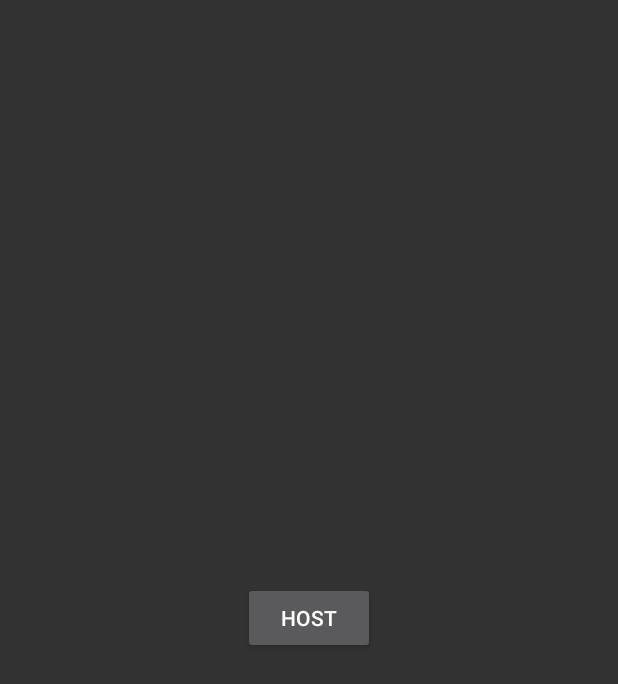
After one commit to Warpand/Mobilne-Tetris, an Android app: the DuelHostActivity screen opened directly, with no data from a screen before it, on a phone screen of 412 x 824 dp. The commit adds this screen. Shown: the top 684 px of the screen. Run offline under Robolectric (Android 15) with nearby library versions, the phone set to English and light mode, and no system bars.

Commit message:
Bluetooth setup refactor

```diff
--- a/app/src/main/AndroidManifest.xml
+++ b/app/src/main/AndroidManifest.xml
@@ -43,8 +43,9 @@
         <activity
             android:name=".android.ScoresActivity"
             android:theme="@style/Theme.AppCompat.NoActionBar" />
-        <activity
-            android:name=".android.BluetoothConnectActivity"
+        <activity android:name=".android.DuelHostActivity"
+            android:theme="@style/Theme.AppCompat.NoActionBar" />
+        <activity android:name=".android.DuelJoinActivity"
             android:theme="@style/Theme.AppCompat.NoActionBar" />
         <receiver
             android:name=".bluetooth.BluetoothDiscoveryReceiver"
--- /dev/null
+++ b/app/src/main/java/com/example/tetris/android/DuelHostActivity.java
@@ -0,0 +1,41 @@
+package com.example.tetris.android;
+
+import android.bluetooth.BluetoothAdapter;
+import android.content.Intent;
+import android.os.Bundle;
+import android.util.Log;
+
+import com.example.tetris.databinding.DuelHostActivityBinding;
+
+public class DuelHostActivity extends AbstractBluetoothActivity {
+    @Override
+    protected void onCreate(Bundle savedInstanceState) {
+        super.onCreate(savedInstanceState);
+
+        DuelHostActivityBinding binding = DuelHostActivityBinding.inflate(getLayoutInflater());
+
+        binding.hostButton.setOnClickListener(
+                view -> {
+                    turnEverythingOn();
+                    if(!bluetoothAdapter.isEnabled())
+                        return;
+                    Intent discoverableIntent = new Intent(BluetoothAdapter.ACTION_REQUEST_DISCOVERABLE);
+                    discoverableIntent.putExtra(BluetoothAdapter.EXTRA_DISCOVERABLE_DURATION, 300);
+                    try {
+                        startActivity(discoverableIntent);
+                    }
+                    catch(SecurityException e) {
+                        Log.e("BLUETOOTH", "SECURITY PERMISSIONS WERE DENIED", e);
+                    }
+                }
+        );
+
+        setContentView(binding.getRoot());
+    }
+
+    @Override
+    protected void onActivityResult(int requestCode, int resultCode, Intent data) {
+        super.onActivityResult(requestCode, resultCode, data);
+
+    }
+}
--- /dev/null
+++ b/app/src/main/res/layout/duel_host_activity.xml
@@ -0,0 +1,15 @@
+<?xml version="1.0" encoding="utf-8"?>
+<androidx.appcompat.widget.LinearLayoutCompat xmlns:android="http://schemas.android.com/apk/res/android"
+    android:layout_width="match_parent"
+    android:layout_height="match_parent"
+    android:orientation="vertical"
+    android:gravity="center"
+    android:background="@color/background_grey">
+
+    <Button
+        android:id="@+id/host_button"
+        android:layout_width="wrap_content"
+        android:layout_height="wrap_content"
+        android:text="@string/host" />
+
+</androidx.appcompat.widget.LinearLayoutCompat>
--- a/app/src/main/res/layout/bluetooth_connect_activity.xml
+++ b/app/src/main/res/layout/duel_join_activity.xml
@@ -7,12 +7,6 @@
     android:background="@color/background_grey">
 
     <Button
-        android:id="@+id/host_button"
-        android:layout_width="wrap_content"
-        android:layout_height="wrap_content"
-        android:text="@string/host" />
-
-    <Button
         android:id="@+id/join_button"
         android:layout_width="wrap_content"
         android:layout_height="wrap_content"
--- a/app/src/main/res/values/strings.xml
+++ b/app/src/main/res/values/strings.xml
@@ -2,7 +2,8 @@
     <string name="app_name">Tetris</string>
     <string name="single_player">Single Player</string>
     <string name="initScoreViewText">Score:\n0</string>
-    <string name="duel">Duel</string>
+    <string name="duel_host">Duel-Host</string>
+    <string name="duel_join">Duel-Join</string>
     <string name="settings">Settings</string>
     <string name="scores">Scores</string>
     <string name="tilt_detector">Tilt Detector</string>
```
Also changed, not shown: app/src/main/java/com/example/tetris/android/AbstractBluetoothActivity.java (added, +89 -0 lines), app/src/main/java/com/example/tetris/android/BluetoothConnectActivity.java (deleted, +0 -115 lines), app/src/main/java/com/example/tetris/android/DuelJoinActivity.java (added, +49 -0 lines), app/src/main/java/com/example/tetris/android/MainActivity.java (+4 -3 lines), app/src/main/java/com/example/tetris/bluetooth/BluetoothError.java (added, +7 -0 lines), app/src/main/java/com/example/tetris/bluetooth/BluetoothException.java (+13 -2 lines), app/src/main/res/layout/activity_main.xml (+10 -2 lines).
